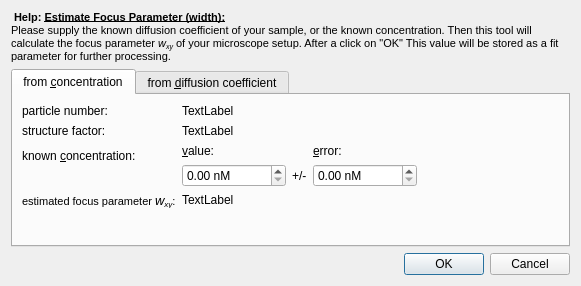
This is plugins/fcsfit/estimatefocalvolumedlg.ui in jkriege2/QuickFit3 as Qt 5 draws it before an edit. The edited form follows.
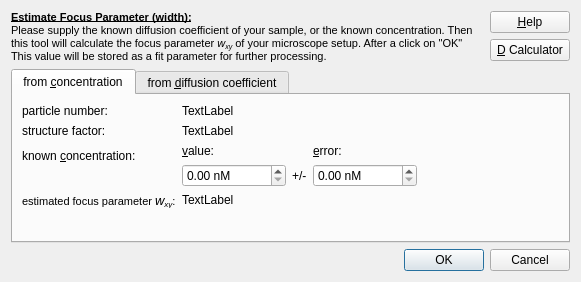
This is the edited form. Icons and pictures are not drawn.

Commit message: QuickFit3: the reults tables in the rdr and evaluation dialogs may be filtered now (also with regular expressions) QuickFir3/calc_diffcoeff: improved documentation QuickFit3/fcsfit: in the focal volume estimation dialog you may now display the online help and run the calc_diffcoeff plugin

What changed in the file:
```diff
--- a/plugins/fcsfit/estimatefocalvolumedlg.ui
+++ b/plugins/fcsfit/estimatefocalvolumedlg.ui
@@ -10,7 +10,7 @@
     <x>0</x>
     <y>0</y>
     <width>581</width>
-    <height>286</height>
+    <height>282</height>
    </rect>
   </property>
   <property name="sizePolicy">
@@ -31,13 +31,15 @@
   </property>
   <layout class="QVBoxLayout" name="verticalLayout">
    <item>
+    <layout class="QHBoxLayout" name="horizontalLayout" stretch="1,0">
+     <item>
     <widget class="QLabel" name="label_10">
      <property name="text">
       <string>&lt;!DOCTYPE HTML PUBLIC &quot;-//W3C//DTD HTML 4.0//EN&quot; &quot;http://www.w3.org/TR/REC-html40/strict.dtd&quot;&gt;
 &lt;html&gt;&lt;head&gt;&lt;meta name=&quot;qrichtext&quot; content=&quot;1&quot; /&gt;&lt;style type=&quot;text/css&quot;&gt;
 p, li { white-space: pre-wrap; }
 &lt;/style&gt;&lt;/head&gt;&lt;body style=&quot; font-family:'MS Shell Dlg 2'; font-size:8.25pt; font-weight:400; font-style:normal;&quot;&gt;
-&lt;p style=&quot; margin-top:0px; margin-bottom:0px; margin-left:0px; margin-right:0px; -qt-block-indent:0; text-indent:0px;&quot;&gt;&lt;img src=&quot;:/lib/help.png&quot; /&gt;&lt;span style=&quot; font-size:8pt; font-weight:600;&quot;&gt; Help: &lt;/span&gt;&lt;span style=&quot; font-size:8pt; font-weight:600; text-decoration: underline;&quot;&gt;Estimate Focus Parameter (width):&lt;/span&gt;&lt;/p&gt;
+&lt;p style=&quot; margin-top:0px; margin-bottom:0px; margin-left:0px; margin-right:0px; -qt-block-indent:0; text-indent:0px;&quot;&gt;&lt;span style=&quot; font-size:8pt; font-weight:600; text-decoration: underline;&quot;&gt;Estimate Focus Parameter (width):&lt;/span&gt;&lt;/p&gt;
 &lt;p style=&quot; margin-top:0px; margin-bottom:0px; margin-left:0px; margin-right:0px; -qt-block-indent:0; text-indent:0px;&quot;&gt;&lt;span style=&quot; font-size:8pt;&quot;&gt;Please supply the known diffusion coefficient of your sample, or the known concentration. Then this tool will calculate the focus parameter &lt;/span&gt;&lt;span style=&quot; font-size:8pt; font-style:italic;&quot;&gt;w&lt;/span&gt;&lt;span style=&quot; font-size:8pt; font-style:italic; vertical-align:sub;&quot;&gt;xy&lt;/span&gt;&lt;span style=&quot; font-size:8pt;&quot;&gt; of your microscope setup. After a click on &amp;quot;OK&amp;quot; This value will be stored as a fit parameter for further processing.&lt;/span&gt;&lt;/p&gt;&lt;/body&gt;&lt;/html&gt;</string>
      </property>
      <property name="wordWrap">
@@ -46,6 +48,30 @@
     </widget>
    </item>
    <item>
+      <layout class="QVBoxLayout" name="verticalLayout_2">
+       <item>
+        <widget class="QPushButton" name="btnHelp">
+         <property name="text">
+          <string>&amp;Help</string>
+         </property>
+         <property name="icon">
+          <iconset resource="../../lib/lib.qrc">
+           <normaloff>:/lib/help.png</normaloff>:/lib/help.png</iconset>
+         </property>
+        </widget>
+       </item>
+       <item>
+        <widget class="QPushButton" name="btnDCalculator">
+         <property name="text">
+          <string>&amp;D Calculator</string>
+         </property>
+        </widget>
+       </item>
+      </layout>
+     </item>
+    </layout>
+   </item>
+   <item>
     <widget class="QTabWidget" name="tabWidget">
      <property name="currentIndex">
       <number>0</number>
```
Left out of the diff: 5 changed lines with no effect on the pictures. Lines whose indentation alone changed are shown as unchanged. The commit also changes 28 other files.
